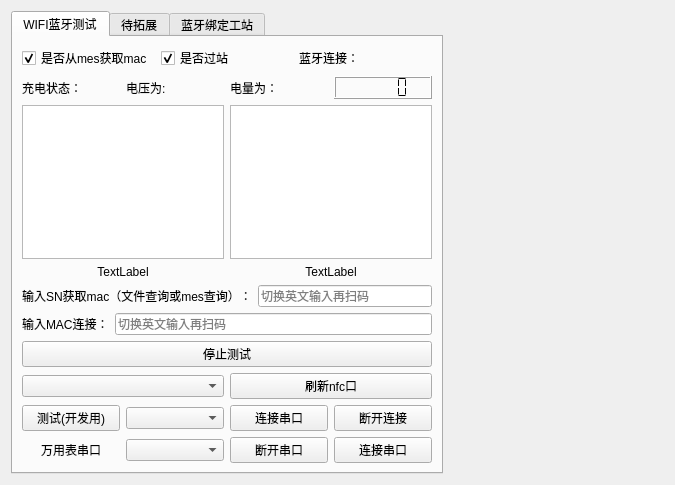
Qt form work_station/wifi_ble/wifibletest.ui (yuhuang163/test) before a commit.
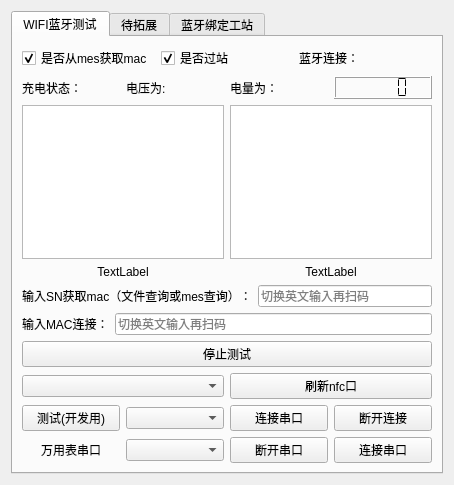
The same form after that commit.

Patch:
```diff
--- a/work_station/wifi_ble/wifibletest.ui
+++ b/work_station/wifi_ble/wifibletest.ui
@@ -6,7 +6,7 @@
    <rect>
     <x>0</x>
     <y>0</y>
-    <width>675</width>
+    <width>454</width>
     <height>485</height>
    </rect>
   </property>
```
Left out of the diff: 12 changed lines with no effect on the pictures. Lines whose indentation alone changed are shown as unchanged.
